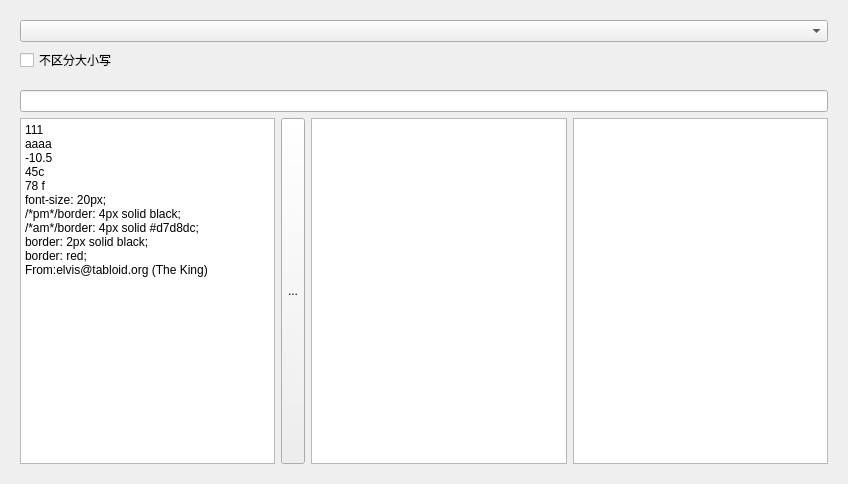
This is 2/func2.ui in ba-ya/test_qt6_new_property as Qt 5 draws it before an edit. The edited form follows.
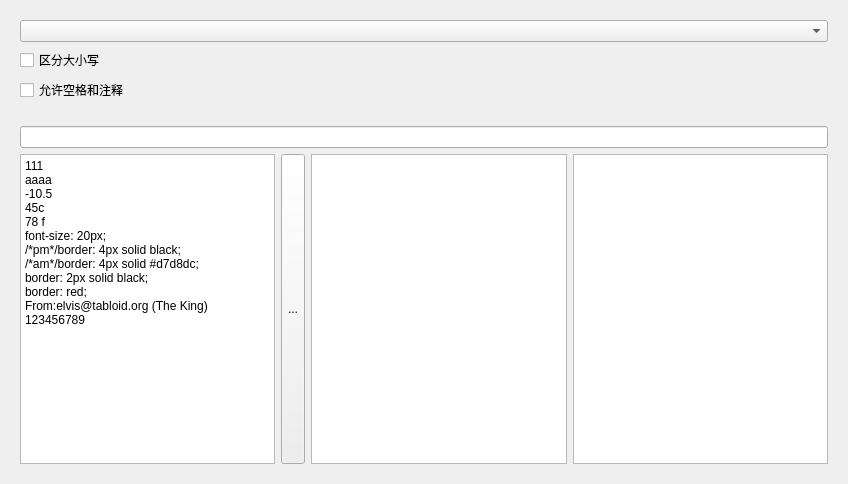
This is the edited form. Icons and pictures are not drawn.

Commit message: feat: func2, add option to innoreSpace; and thousndsSeparator

```diff
--- a/2/func2.ui
+++ b/2/func2.ui
@@ -13,49 +13,11 @@
   <property name="windowTitle">
    <string>Form</string>
   </property>
-  <layout class="QVBoxLayout" name="verticalLayout_2">
-   <property name="spacing">
-    <number>0</number>
-   </property>
-   <item>
-    <widget class="QWidget" name="widget" native="true">
-     <layout class="QGridLayout" name="gridLayout_2">
-      <item row="0" column="0">
-       <widget class="QComboBox" name="comboBox_type"/>
-      </item>
-      <item row="1" column="0">
-       <widget class="QCheckBox" name="checkBox_case_insensi">
-        <property name="text">
-         <string>不区分大小写</string>
-        </property>
-       </widget>
-      </item>
-     </layout>
-    </widget>
-   </item>
-   <item>
+  <layout class="QGridLayout" name="gridLayout_3">
+   <item row="1" column="0">
     <widget class="QWidget" name="widget_2" native="true">
      <layout class="QGridLayout" name="gridLayout">
-      <item row="1" column="2">
-       <widget class="QTextEdit" name="output"/>
-      </item>
-      <item row="1" column="1">
-       <widget class="QToolButton" name="btn_filter">
-        <property name="sizePolicy">
-         <sizepolicy hsizetype="Fixed" vsizetype="Preferred">
-          <horstretch>0</horstretch>
-          <verstretch>0</verstretch>
-         </sizepolicy>
-        </property>
-        <property name="text">
-         <string>...</string>
-        </property>
-        <property name="icon">
-         <iconset theme="QIcon::ThemeIcon::DocumentSend"/>
-        </property>
-       </widget>
-      </item>
-      <item row="1" column="0">
+      <item row="2" column="0">
        <widget class="QTextEdit" name="input">
         <property name="html">
          <string>&lt;!DOCTYPE HTML PUBLIC &quot;-//W3C//DTD HTML 4.0//EN&quot; &quot;http://www.w3.org/TR/REC-html40/strict.dtd&quot;&gt;
@@ -75,17 +37,60 @@
 &lt;p style=&quot; margin-top:0px; margin-bottom:0px; margin-left:0px; margin-right:0px; -qt-block-indent:0; text-indent:0px;&quot;&gt;/*am*/border: 4px solid #d7d8dc;&lt;/p&gt;
 &lt;p style=&quot; margin-top:0px; margin-bottom:0px; margin-left:0px; margin-right:0px; -qt-block-indent:0; text-indent:0px;&quot;&gt;border: 2px solid black;&lt;/p&gt;
 &lt;p style=&quot; margin-top:0px; margin-bottom:0px; margin-left:0px; margin-right:0px; -qt-block-indent:0; text-indent:0px;&quot;&gt;border: red;&lt;/p&gt;
-&lt;p style=&quot; margin-top:0px; margin-bottom:0px; margin-left:0px; margin-right:0px; -qt-block-indent:0; text-indent:0px;&quot;&gt;From:elvis@tabloid.org (The King)&lt;/p&gt;&lt;/body&gt;&lt;/html&gt;</string>
+&lt;p style=&quot; margin-top:0px; margin-bottom:0px; margin-left:0px; margin-right:0px; -qt-block-indent:0; text-indent:0px;&quot;&gt;From:elvis@tabloid.org (The King)&lt;/p&gt;
+&lt;p style=&quot; margin-top:0px; margin-bottom:0px; margin-left:0px; margin-right:0px; -qt-block-indent:0; text-indent:0px;&quot;&gt;123456789&lt;/p&gt;&lt;/body&gt;&lt;/html&gt;</string>
         </property>
        </widget>
       </item>
-      <item row="1" column="3">
+      <item row="2" column="3">
        <widget class="QTextEdit" name="out_capture"/>
       </item>
       <item row="0" column="0" colspan="4">
        <widget class="QLineEdit" name="curr_reg">
         <property name="readOnly">
          <bool>false</bool>
+        </property>
+       </widget>
+      </item>
+      <item row="2" column="2">
+       <widget class="QTextEdit" name="output"/>
+      </item>
+      <item row="2" column="1">
+       <widget class="QToolButton" name="btn_filter">
+        <property name="sizePolicy">
+         <sizepolicy hsizetype="Fixed" vsizetype="Preferred">
+          <horstretch>0</horstretch>
+          <verstretch>0</verstretch>
+         </sizepolicy>
+        </property>
+        <property name="text">
+         <string>...</string>
+        </property>
+        <property name="icon">
+         <iconset theme="QIcon::ThemeIcon::DocumentSend"/>
+        </property>
+       </widget>
+      </item>
+     </layout>
+    </widget>
+   </item>
+   <item row="0" column="0">
+    <widget class="QWidget" name="widget_3" native="true">
+     <layout class="QGridLayout" name="gridLayout_2">
+      <item row="0" column="0">
+       <widget class="QComboBox" name="comboBox_type"/>
+      </item>
+      <item row="1" column="0">
+       <widget class="QCheckBox" name="checkBox_case_insensi">
+        <property name="text">
+         <string>区分大小写</string>
+        </property>
+       </widget>
+      </item>
+      <item row="2" column="0">
+       <widget class="QCheckBox" name="checkBox_ignore_space">
+        <property name="text">
+         <string>允许空格和注释</string>
         </property>
        </widget>
       </item>
```
Left out of the diff: 3 changed lines with no effect on the pictures. The commit also changes 2 other files.
